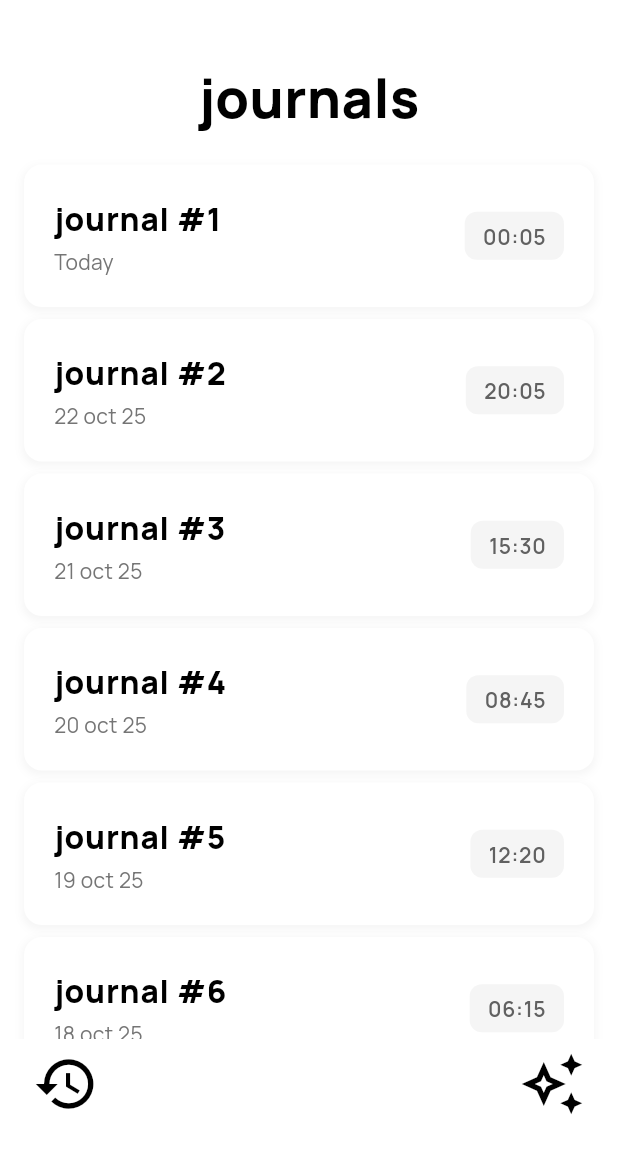
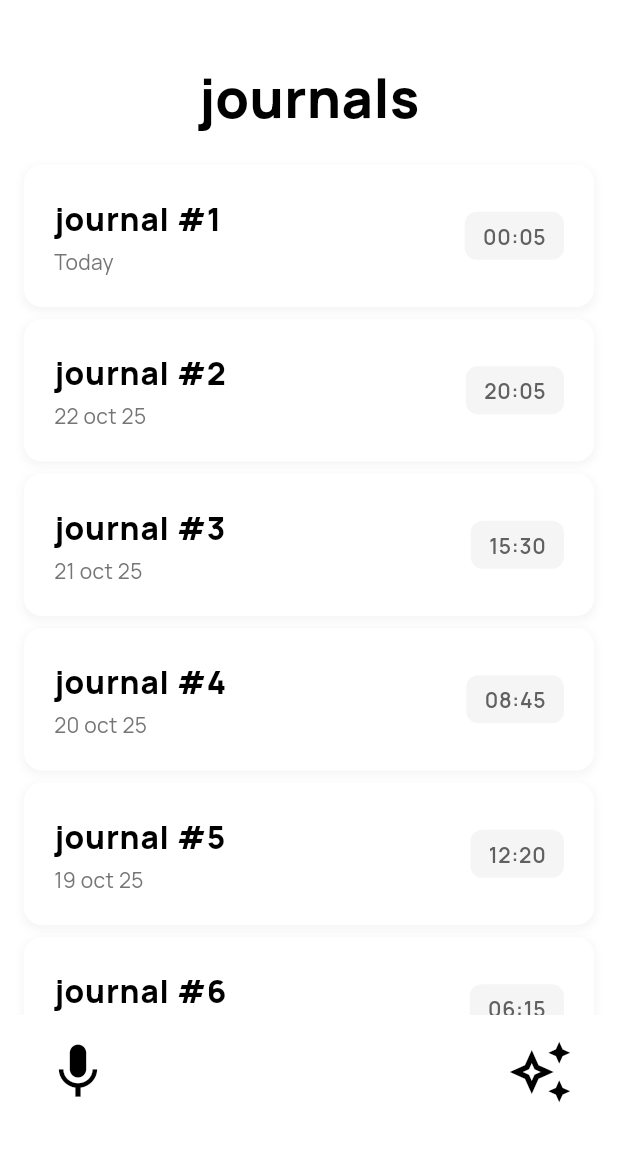
Before and after one commit to Shrit1401/Vale, a Flutter app: the JournalsPage screen opened directly, on a phone screen of 412 x 824 dp, the part 71-1236 px from its top. Run offline on Flutter 3.47's test engine with Material 3 defaults, Android fonts, the phone set to English and light mode, and no system bars; our stand-ins replace google_fonts, just_audio; missing offline and left inert: record, waveform_flutter.

Commit message:
hive start

```diff
--- a/lib/main.dart
+++ b/lib/main.dart
@@ -1,8 +1,10 @@
 import 'package:flutter/material.dart';
 import 'package:google_fonts/google_fonts.dart';
 import 'package:vale/pages/home/home_page.dart';
+import 'package:vale/utils/routes.dart';
 
-void main() {
+void main() async {
+  WidgetsFlutterBinding.ensureInitialized();
   runApp(MainApp());
 }
 
@@ -15,6 +17,7 @@ class MainApp extends StatelessWidget {
       debugShowCheckedModeBanner: false,
       theme: _buildTheme(Brightness.dark),
       home: HomePage(),
+      routes: valeRouters,
     );
   }
 }
--- a/lib/pages/journals/journal_page.dart
+++ b/lib/pages/journals/journal_page.dart
@@ -1,4 +1,5 @@
 import 'package:flutter/material.dart';
+import 'package:vale/utils/routes.dart';
 
 class JournalsPage extends StatelessWidget {
   const JournalsPage({super.key});
@@ -61,8 +62,25 @@ class JournalsPage extends StatelessWidget {
           child: Row(
             mainAxisAlignment: MainAxisAlignment.spaceBetween,
             children: [
-              Icon(Icons.history, size: 44, color: Colors.black),
-              Icon(Icons.auto_awesome_outlined, size: 44, color: Colors.black),
+              IconButton(
+                icon: Icon(Icons.mic, size: 44, color: Colors.black),
+                onPressed: () {
+                  Navigator.pushReplacementNamed(context, ValeRoutes.homeRoute);
+                },
+              ),
+              IconButton(
+                icon: Icon(
+                  Icons.auto_awesome_outlined,
+                  size: 44,
+                  color: Colors.black,
+                ),
+                onPressed: () {
+                  Navigator.pushReplacementNamed(
+                    context,
+                    ValeRoutes.journalRoute,
+                  );
+                },
+              ),
             ],
           ),
         ),
--- /dev/null
+++ b/lib/utils/hive/types.dart
@@ -0,0 +1 @@
+// journal: title, date, duration, path
--- /dev/null
+++ b/lib/utils/routes.dart
@@ -0,0 +1,16 @@
+import 'package:flutter/material.dart';
+import 'package:vale/pages/home/home_page.dart';
+import 'package:vale/pages/journals/journal_page.dart';
+import 'package:vale/pages/record/record_page.dart';
+
+class ValeRoutes {
+  static String homeRoute = "/home";
+  static String recordRoute = "/record";
+  static String journalRoute = "/journal";
+}
+
+final Map<String, Widget Function(BuildContext)> valeRouters = {
+  ValeRoutes.homeRoute: (context) => const HomePage(),
+  ValeRoutes.recordRoute: (context) => const RecordPage(),
+  ValeRoutes.journalRoute: (context) => const JournalsPage(),
+};
--- a/pubspec.yaml
+++ b/pubspec.yaml
@@ -15,6 +15,8 @@ dependencies:
   just_audio: ^0.10.5
   path: ^1.9.1
   waveform_flutter: ^1.2.0
+  hive: ^2.2.3
+  isar_flutter_libs: ^4.0.0-dev.13
 
 dev_dependencies:
   flutter_test:
```
Also changed, not shown: lib/pages/home/home_page.dart (+23 -2 lines), pubspec.lock, 6 other files.
